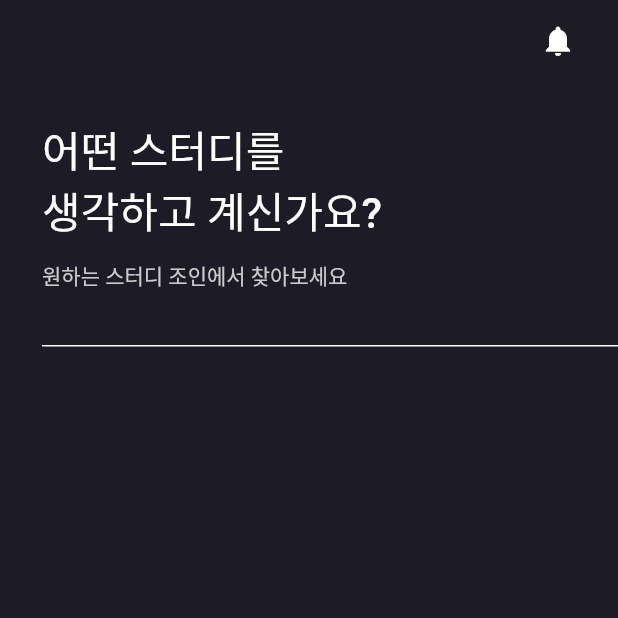
After one commit to JOIN-M-Y/Mobile, a Flutter app: the MainPage screen opened by its route, on a phone screen of 412 x 824 dp, the top half of it. The commit adds this screen. Run offline on Flutter 3.47's test engine with Material 2 defaults, Android fonts, the phone set to English and light mode, and no system bars; our stand-ins replace google_sign_in, rxdart; missing offline and left inert: flare_splash_screen.

Commit message:
create : 메인 화면 작업 진행 중

```diff
--- a/lib/const/strings.dart
+++ b/lib/const/strings.dart
@@ -8,4 +8,5 @@ class Strings {
 class Routes {
   static const String HOME = "/home";
   static const String SIGN_UP = "/signUp";
+  static const String MAIN = "/main";
 }
--- a/lib/main.dart
+++ b/lib/main.dart
@@ -5,6 +5,7 @@ import 'package:flutter/material.dart';
 import 'package:flutter/services.dart';
 import 'package:join/page/joinMainPage.dart';
 import 'package:join/page/loginPage.dart';
+import 'package:join/page/mainPage.dart';
 
 import 'const/strings.dart';
 import 'page/signUpEmailPage.dart';
@@ -34,7 +35,8 @@ class JoinApp extends StatelessWidget {
       ),
       routes: {
         Routes.HOME: (_) => JoinMainPage(),
-        Routes.SIGN_UP: (_) => SignUpEmailPage()
+        Routes.SIGN_UP: (_) => SignUpEmailPage(),
+        Routes.MAIN:(_) => MainPage()
       },
     );
   }
--- a/lib/page/loginPage.dart
+++ b/lib/page/loginPage.dart
@@ -11,6 +11,7 @@ class _LoginPage extends State<LoginPage> {
   @override
   Widget build(BuildContext context) {
     return Scaffold(
+        resizeToAvoidBottomInset: false,
         backgroundColor: Color.fromRGBO(28, 27, 38, 2),
         body: Padding(
           padding: const EdgeInsets.only(left: 28, right: 28),
@@ -23,7 +24,7 @@ class _LoginPage extends State<LoginPage> {
                   description(),
                   inputEmailForm(),
                   inputPasswordForm(),
-              loginButton(),
+                  loginButton(context),
                   googleLoginButton(),
                   idPwFindORSignIn(context)
                 ],
@@ -78,14 +79,16 @@ Widget googleLoginButton() {
   );
 }
 
-Widget loginButton() {
+Widget loginButton(BuildContext context) {
   return Container(
     alignment: Alignment.centerRight,
     margin: EdgeInsets.only(top: 36),
     child: IconButton(
       padding: EdgeInsets.all(0),
       iconSize: 52,
-      onPressed: () {},
+      onPressed: () {
+        Navigator.pushNamed(context, Routes.MAIN);
+      },
       icon: Image.asset("images/btn_login_disabled.png"),
     ),
   );
--- /dev/null
+++ b/lib/page/mainPage.dart
@@ -0,0 +1,78 @@
+import 'package:flutter/cupertino.dart';
+import 'package:flutter/material.dart';
+
+class MainPage extends StatefulWidget {
+  @override
+  State<StatefulWidget> createState() => _MainPage();
+}
+
+class _MainPage extends State<MainPage> {
+  @override
+  Widget build(BuildContext context) {
+    return Scaffold(
+      resizeToAvoidBottomInset: false,
+      backgroundColor: Color.fromRGBO(28, 27, 38, 2),
+      body: SafeArea(
+        child: Column(
+          children: <Widget>[
+            topToolbar(context),
+            topHeader(),
+            topSubHeader(),
+            division()
+          ],
+        ),
+      ),
+    );
+  }
+
+  Widget topToolbar(BuildContext context) {
+    return Padding(
+      padding: const EdgeInsets.only(top: 15, right: 28),
+      child: Row(
+        mainAxisAlignment: MainAxisAlignment.end,
+        children: <Widget>[
+          GestureDetector(
+              onTap: () => Navigator.pop(context),
+              child: Icon(Icons.notifications, color: Colors.white))
+        ],
+      ),
+    );
+  }
+
+  Widget topHeader() {
+    return Container(
+      margin: const EdgeInsets.only(top: 40, left: 28),
+      width: double.infinity,
+      child: Text(
+        "어떤 스터디를\n생각하고 계신가요?",
+        style: TextStyle(
+            fontSize: 28, color: Colors.white, fontWeight: FontWeight.w500),
+      ),
+    );
+  }
+
+  Widget topSubHeader() {
+    return Container(
+      alignment: Alignment.centerLeft,
+      margin: const EdgeInsets.only(top: 12, left: 28),
+      child: Text(
+        "원하는 스터디 조인에서 찾아보세요",
+        style: TextStyle(
+            fontSize: 14, color: Color.fromRGBO(203, 203, 203, 1), fontWeight: FontWeight.w400),
+      ),
+    );
+  }
+
+  Widget division() {
+    return Container(
+      width: double.infinity,
+      margin: const EdgeInsets.only(top: 36, left: 28),
+      height: 1,
+      color: Colors.white,
+    );
+  }
+
+  Widget bottomNavigation() {
+    return BottomNavigationBar();
+  }
+}
--- a/lib/page/signUpEmailPage.dart
+++ b/lib/page/signUpEmailPage.dart
@@ -13,6 +13,7 @@ class _SignUpEmailPage extends State<SignUpEmailPage> {
   @override
   Widget build(BuildContext context) {
     return Scaffold(
+      resizeToAvoidBottomInset: false,
       backgroundColor: Color.fromRGBO(28, 27, 38, 2),
       body: SafeArea(
         child: Padding(
@@ -71,6 +72,9 @@ class _SignUpEmailPage extends State<SignUpEmailPage> {
                 hintText: "이메일",
                 hintStyle: TextStyle(
                     color: Color.fromRGBO(255, 255, 255, 1), fontSize: 24),
+                enabledBorder: UnderlineInputBorder(
+                    borderSide: BorderSide(color: Colors.transparent)
+                ),
                 focusedBorder: UnderlineInputBorder(
                   borderSide: BorderSide(color: Colors.transparent),
                 )),
```
Lines whose indentation alone changed are shown as unchanged.
